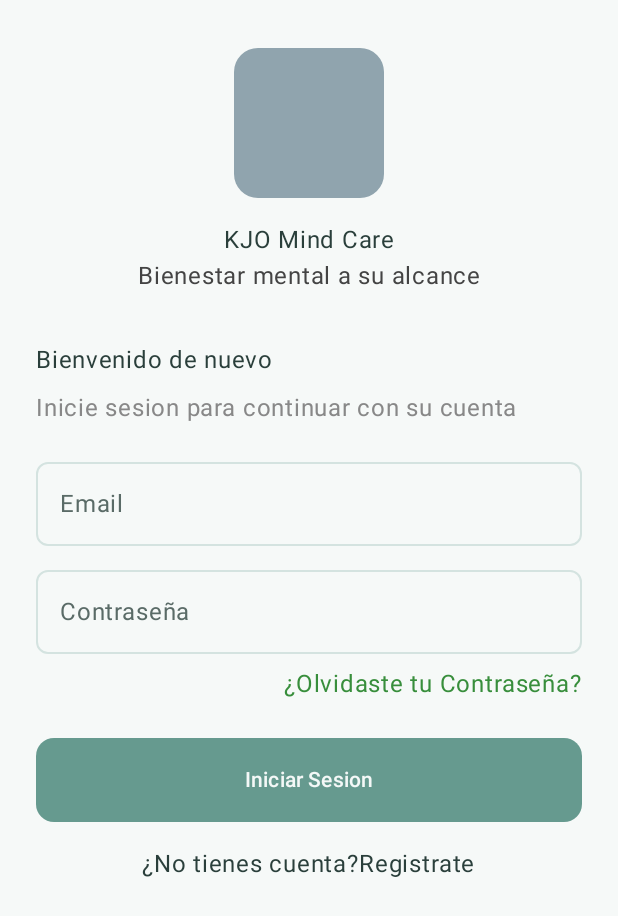
After one commit to KJO-Tech/kjo-mind-care-app-android, an Android app built with Jetpack Compose: the LoginScreen screen opened through its navigation route, on a phone screen of 412 x 824 dp. The commit adds this screen. Shown: the top 916 px of the screen. Run offline under Robolectric (Android 15) with nearby library versions, the phone set to English and light mode, and no system bars; our stand-ins replace Dagger/Hilt's generated code.

Commit message:
desing for login and register

```diff
--- a/app/build.gradle.kts
+++ b/app/build.gradle.kts
@@ -3,7 +3,6 @@ plugins {
     alias(libs.plugins.kotlin.android)
     alias(libs.plugins.kotlin.compose)
 }
-
 android {
     namespace = "tech.kjo.kjo_mind_care"
     compileSdk = 35
@@ -58,4 +57,5 @@ dependencies {
     debugImplementation(libs.androidx.ui.test.manifest)
 
     implementation("androidx.compose.ui:ui-text-google-fonts:1.8.2")
+    implementation("androidx.navigation:navigation-compose:2.7.7")
 }
--- a/app/src/main/java/tech/kjo/kjo_mind_care/MainActivity.kt
+++ b/app/src/main/java/tech/kjo/kjo_mind_care/MainActivity.kt
@@ -6,24 +6,37 @@ import androidx.activity.compose.setContent
 import androidx.activity.enableEdgeToEdge
 import androidx.compose.foundation.layout.fillMaxSize
 import androidx.compose.foundation.layout.padding
+import androidx.compose.material3.MaterialTheme
 import androidx.compose.material3.Scaffold
+import androidx.compose.material3.Surface
 import androidx.compose.material3.Text
 import androidx.compose.runtime.Composable
 import androidx.compose.ui.Modifier
 import androidx.compose.ui.tooling.preview.Preview
+import androidx.lifecycle.viewmodel.compose.viewModel
+import androidx.navigation.NavHost
+import tech.kjo.kjo_mind_care.ui.login.ui.LoginScreen
 import tech.kjo.kjo_mind_care.ui.theme.KJOMindCareTheme
+import androidx.navigation.compose.rememberNavController
+import androidx.navigation.compose.NavHost
+import androidx.navigation.compose.composable
+//import dagger.hilt.android.AndroidEntryPoint
+import tech.kjo.kjo_mind_care.ui.login.ui.LoginViewModel
+import tech.kjo.kjo_mind_care.ui.register.ui.RegisterScreen
+import tech.kjo.kjo_mind_care.ui.register.ui.RegisterViewModel
 
+//@AndroidEntryPoint
 class MainActivity : ComponentActivity() {
     override fun onCreate(savedInstanceState: Bundle?) {
         super.onCreate(savedInstanceState)
         enableEdgeToEdge()
         setContent {
             KJOMindCareTheme {
-                Scaffold(modifier = Modifier.fillMaxSize()) { innerPadding ->
-                    Greeting(
-                        name = "Android",
-                        modifier = Modifier.padding(innerPadding)
-                    )
+                Surface(
+                    modifier = Modifier.fillMaxSize(),
+                    color = MaterialTheme.colorScheme.background
+                ) {
+                    AppNavHost()
                 }
             }
         }
@@ -31,17 +44,27 @@ class MainActivity : ComponentActivity() {
 }
 
 @Composable
-fun Greeting(name: String, modifier: Modifier = Modifier) {
-    Text(
-        text = "Hello $name!",
-        modifier = modifier
-    )
+fun AppNavHost() {
+    val navController = rememberNavController()
+
+    NavHost(
+        navController = navController,
+        startDestination = "login"
+    ) {
+        composable("login") {
+            val loginViewModel: LoginViewModel = viewModel()
+            LoginScreen(
+                onNavigateToRegister = {
+                    navController.navigate("register")
+                }
+            )
+        }
+        composable("register") {
+            val registerViewModel: RegisterViewModel = viewModel()
+            RegisterScreen(
+                onNavigateBack = { navController.popBackStack() }
+            )
+        }
+    }
+
 }
-
-@Preview(showBackground = true)
-@Composable
-fun GreetingPreview() {
-    KJOMindCareTheme {
-        Greeting("Android")
-    }
-}
--- /dev/null
+++ b/app/src/main/java/tech/kjo/kjo_mind_care/ui/login/ui/LoginScreen.kt
@@ -0,0 +1,150 @@
+package tech.kjo.kjo_mind_care.ui.login.ui
+
+import android.graphics.drawable.Icon
+import androidx.compose.foundation.background
+import androidx.compose.foundation.clickable
+import androidx.compose.foundation.layout.Arrangement
+import androidx.compose.foundation.layout.Box
+import androidx.compose.foundation.layout.Column
+import androidx.compose.foundation.layout.Row
+import androidx.compose.foundation.layout.Spacer
+import androidx.compose.foundation.layout.fillMaxSize
+import androidx.compose.foundation.layout.fillMaxWidth
+import androidx.compose.foundation.layout.height
+import androidx.compose.foundation.layout.padding
+import androidx.compose.foundation.layout.size
+import androidx.compose.foundation.shape.RoundedCornerShape
+import androidx.compose.material.icons.Icons
+import androidx.compose.material3.Button
+import androidx.compose.material3.ButtonDefaults
+import androidx.compose.material3.Icon
+import androidx.compose.material3.IconButton
+import androidx.compose.material3.MaterialTheme
+import androidx.compose.material3.OutlinedTextField
+import androidx.compose.material3.Text
+import androidx.compose.runtime.Composable
+import androidx.compose.runtime.mutableStateOf
+import androidx.compose.runtime.remember
+import androidx.compose.ui.Alignment
+import androidx.compose.ui.Modifier
+import androidx.compose.ui.draw.clip
+import androidx.compose.ui.graphics.Color
+import androidx.compose.ui.unit.dp
+import androidx.compose.runtime.getValue
+import androidx.compose.runtime.setValue
+import androidx.compose.ui.text.input.PasswordVisualTransformation
+import androidx.compose.ui.text.input.VisualTransformation
+import tech.kjo.kjo_mind_care.ui.theme.backgroundDark
+import kotlin.math.sin
+
+@Composable
+fun LoginScreen(
+    onNavigateToRegister: () -> Unit
+) {
+    var email by remember { mutableStateOf("") }
+    var password by remember { mutableStateOf("") }
+    var passwordVisible by remember { mutableStateOf(false) }
+
+    Column(
+        modifier = Modifier
+            .fillMaxSize()
+            .padding(horizontal = 24.dp),
+        horizontalAlignment = Alignment.CenterHorizontally
+    ) {
+        Spacer(modifier = Modifier.height(32.dp))
+        Box(
+            modifier = Modifier
+                .size(100.dp)
+                .clip(RoundedCornerShape(16.dp))
+                .background(Color(0xFF90A4AE))
+        ) {
+            //Image
+        }
+
+        Spacer(modifier = Modifier.height(16.dp))
+
+        Text(
+            text = "KJO Mind Care"
+        )
+        Text(
+            text = "Bienestar mental a su alcance",
+            color = Color.DarkGray
+        )
+
+        Spacer(modifier = Modifier.height(32.dp))
+
+        Text(text = "Bienvenido de nuevo", modifier = Modifier.fillMaxWidth())
+
+        Text(
+            text = "Inicie sesion para continuar con su cuenta",
+            color = Color.Gray,
+            modifier = Modifier
+                .padding(vertical = 8.dp)
+                .fillMaxWidth()
+        )
+
+        OutlinedTextField(
+            value = email,
+            onValueChange = { email = it },
+            label = { Text(text = "Email") },
+            placeholder = { Text(text = "Ingrese su correo") },
+            singleLine = true,
+            modifier = Modifier
+                .fillMaxWidth()
+                .padding(top = 8.dp),
+            shape = RoundedCornerShape(8.dp)
+        )
+        OutlinedTextField(
+            value = password,
+            onValueChange = { password = it },
+            label = { Text(text = "Contraseña") },
+            placeholder = { Text(text = "Ingrese su contraseña") },
+            singleLine = true,
+            visualTransformation = if (passwordVisible) VisualTransformation.None else PasswordVisualTransformation(),
+            trailingIcon = {
+                IconButton(onClick = { passwordVisible = !passwordVisible }) {
+//                    Icon(
+//                        imageVector = Icons.Default.
+//                    )
+                }
+            },
+            modifier = Modifier
+                .fillMaxWidth()
+                .padding(top = 8.dp),
+            shape = RoundedCornerShape(8.dp)
+        )
+        Text(
+            text = "¿Olvidaste tu Contraseña?",
+            color = Color(0xFF388E3C),
+            modifier = Modifier
+                .align(Alignment.End)
+                .padding(top = 8.dp)
+                .clickable {}
+        )
+        Spacer(modifier = Modifier.height(24.dp))
+        Button(
+            onClick = {},
+            modifier = Modifier
+                .fillMaxWidth()
+                .height(56.dp),
+            shape = RoundedCornerShape(12.dp),
+//            colors = ButtonDefaults.buttonColors(backgroundColor = Color(0xFF4E8E63))
+        ) {
+            Text(
+                text = "Iniciar Sesion"
+            )
+        }
+        Spacer(modifier = Modifier.height(16.dp))
+        Row(
+            modifier = Modifier.fillMaxWidth(),
+            horizontalArrangement = Arrangement.Center
+        ) {
+            Text(text = "¿No tienes cuenta?")
+            Text(
+                text = "Registrate",
+                modifier = Modifier.clickable { onNavigateToRegister() }
+            )
+        }
+    }
+
+}
--- /dev/null
+++ b/app/src/main/java/tech/kjo/kjo_mind_care/ui/login/ui/LoginViewModel.kt
@@ -0,0 +1,7 @@
+package tech.kjo.kjo_mind_care.ui.login.ui
+
+import androidx.lifecycle.ViewModel
+
+class LoginViewModel : ViewModel() {
+
+}
--- a/gradle/libs.versions.toml
+++ b/gradle/libs.versions.toml
@@ -1,6 +1,6 @@
 [versions]
 agp = "8.10.1"
-kotlin = "2.0.21"
+kotlin = "2.1.21"
 coreKtx = "1.16.0"
 junit = "4.13.2"
 junitVersion = "1.2.1"
```
Also changed, not shown: app/src/main/java/tech/kjo/kjo_mind_care/ui/register/ui/RegisterScreen.kt (added, +182 -0 lines), app/src/main/java/tech/kjo/kjo_mind_care/ui/register/ui/RegisterViewModel.kt (added, +7 -0 lines), 2 other files.
